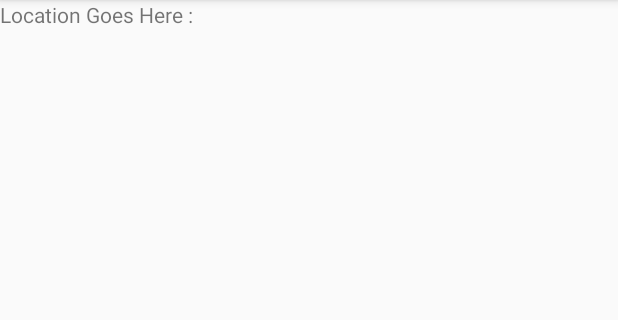
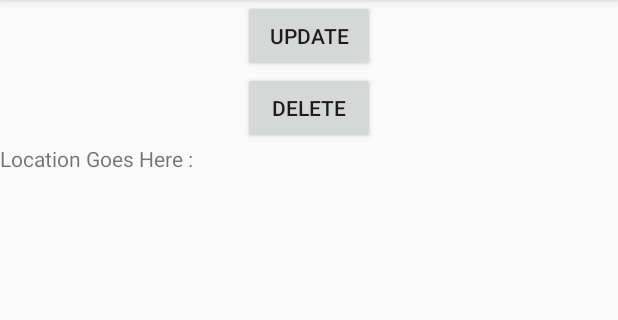
Before and after one commit to ShehryarAhmed/CurrentLocation, an Android app: the screen it shows after launch (MainActivity), on a phone screen of 412 x 824 dp, the part 84-404 px from its top. Run offline under Robolectric (Android 15) with nearby library versions, the phone set to English and light mode, and no system bars.

Commit message:
working on same project b8 lesson 3

```diff
--- a/GoogleFusedLocationProvider/app/src/main/res/layout/activity_main.xml
+++ b/GoogleFusedLocationProvider/app/src/main/res/layout/activity_main.xml
@@ -4,9 +4,23 @@
     xmlns:app="http://schemas.android.com/apk/res-auto"
     xmlns:tools="http://schemas.android.com/tools"
     android:layout_width="match_parent"
-    android:layout_height="match_parent"
+   android:layout_height="match_parent"
+    android:orientation="vertical"
     tools:context="com.example.android.googlefusedlocationprovider.MainActivity">
 
+    <Button
+        android:id="@+id/update"
+        android:layout_width="wrap_content"
+        android:layout_height="wrap_content"
+        android:layout_gravity="center"
+        android:text="Update"/>
+
+    <Button
+        android:id="@+id/deleteUpdate"
+        android:layout_width="wrap_content"
+        android:layout_height="wrap_content"
+        android:layout_gravity="center"
+        android:text="Delete"/>
     <TextView
         android:id="@+id/tvlocation"
         android:layout_width="wrap_content"
```
